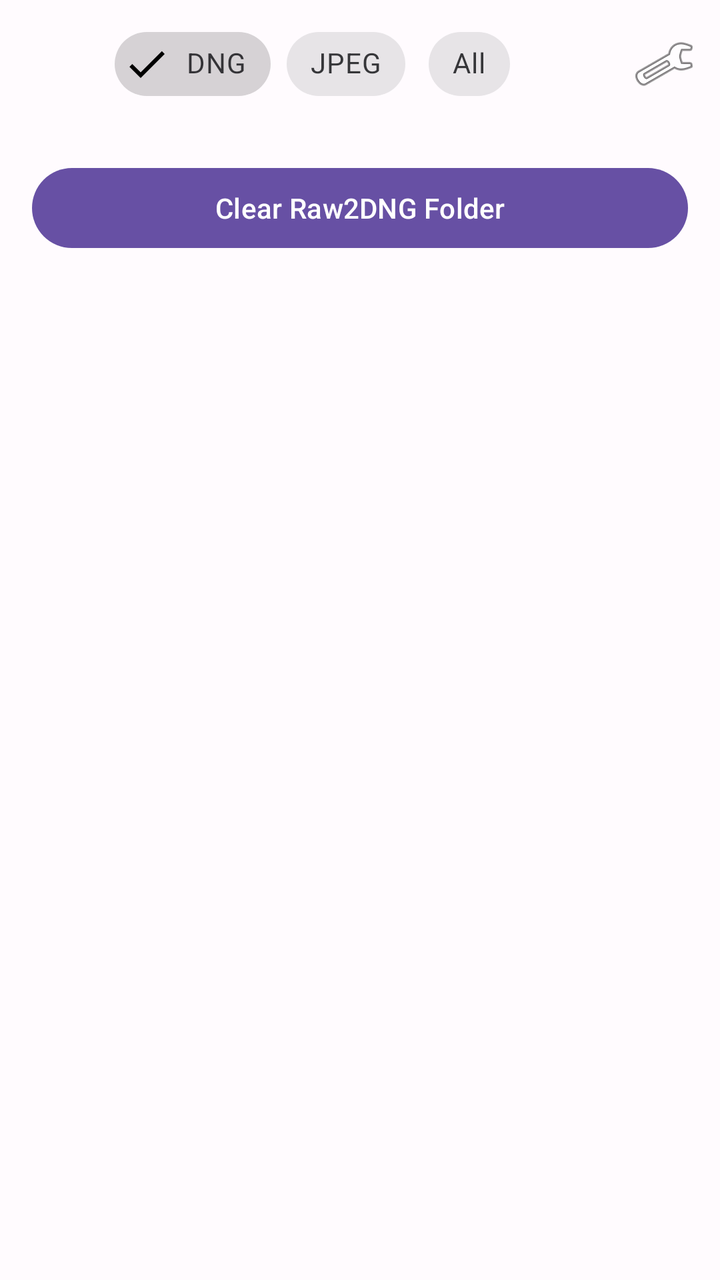
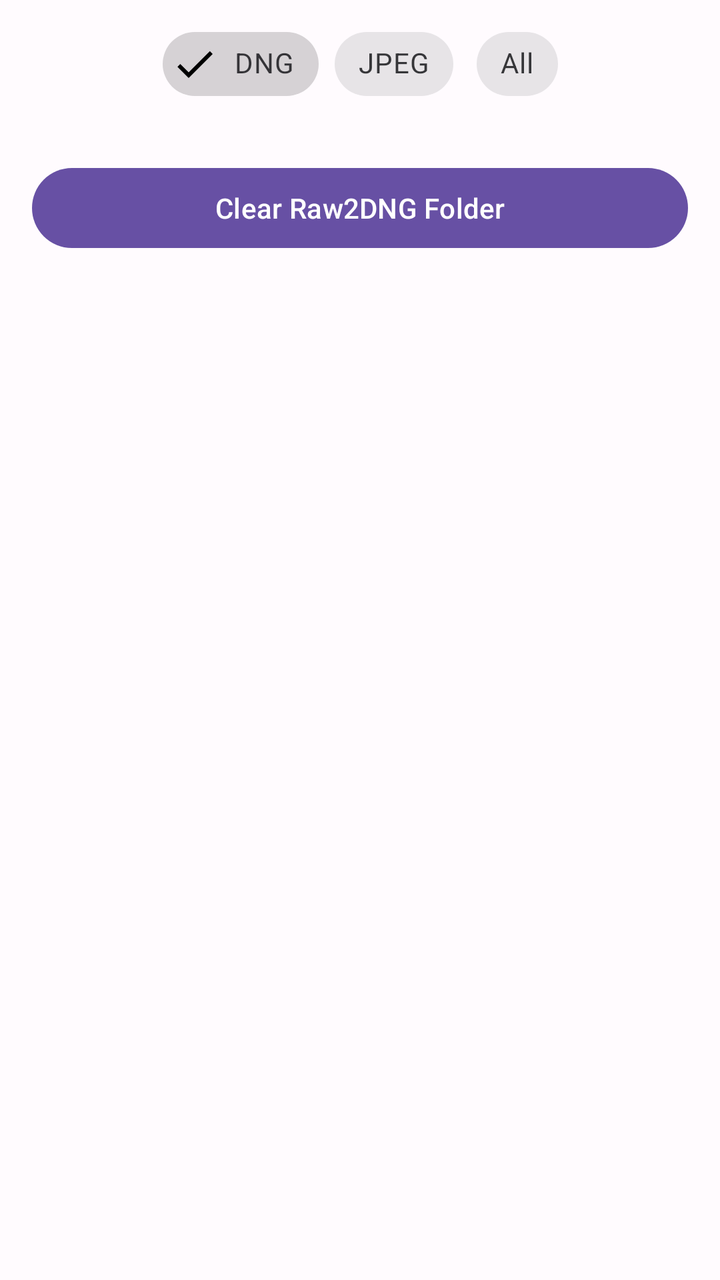

Screens rendered from an Android XML layout before and after an edit, with the pre-edit source and the edit as a unified diff.
<!-- AndroidManifest.xml: application theme Theme.Raw2DNG -->
<!-- res/layout/fragment_gallery.xml -->
<?xml version="1.0" encoding="utf-8"?>
<androidx.constraintlayout.widget.ConstraintLayout xmlns:android="http://schemas.android.com/apk/res/android"
    xmlns:app="http://schemas.android.com/apk/res-auto"
    android:layout_width="match_parent"
    android:layout_height="match_parent">

    
    <LinearLayout
        android:id="@+id/headerRow"
        android:layout_width="0dp"
        android:layout_height="wrap_content"
        android:orientation="horizontal"
        android:gravity="center_vertical"
        android:paddingStart="8dp"
        android:paddingEnd="4dp"
        android:paddingTop="8dp"
        android:paddingBottom="8dp"
        app:layout_constraintEnd_toEndOf="parent"
        app:layout_constraintStart_toStartOf="parent"
        app:layout_constraintTop_toTopOf="parent">

        <LinearLayout
            android:id="@+id/galleryFilterChips"
            android:layout_width="0dp"
            android:layout_height="wrap_content"
            android:layout_weight="1"
            android:orientation="horizontal"
            android:gravity="center">

            <com.google.android.material.chip.Chip
                android:id="@+id/chipGalleryDng"
                android:layout_width="wrap_content"
                android:layout_height="wrap_content"
                android:layout_marginEnd="8dp"
                android:text="@string/dng_files"
                android:checked="true"
                style="@style/Widget.MaterialComponents.Chip.Filter" />

            <com.google.android.material.chip.Chip
                android:id="@+id/chipGalleryJpeg"
                android:layout_width="wrap_content"
                android:layout_height="wrap_content"
                android:layout_marginEnd="8dp"
                android:text="@string/jpeg_files"
                style="@style/Widget.MaterialComponents.Chip.Filter" />

            <com.google.android.material.chip.Chip
                android:id="@+id/chipGalleryAll"
                android:layout_width="wrap_content"
                android:layout_height="wrap_content"
                android:text="@string/all_files"
                style="@style/Widget.MaterialComponents.Chip.Filter" />

        </LinearLayout>

        <ImageButton
            android:id="@+id/btnSettings"
            android:layout_width="48dp"
            android:layout_height="48dp"
            android:background="?attr/selectableItemBackgroundBorderless"
            android:contentDescription="@string/open_settings"
            android:src="@android:drawable/ic_menu_preferences"
            android:scaleType="centerInside"
            android:padding="8dp" />

    </LinearLayout>

    <Button
        android:id="@+id/clearFolderButton"
        android:layout_width="0dp"
        android:layout_height="wrap_content"
        android:text="@string/clear_folder"
        android:layout_margin="16dp"
        app:layout_constraintEnd_toEndOf="parent"
        app:layout_constraintStart_toStartOf="parent"
        app:layout_constraintTop_toBottomOf="@id/headerRow" />

    <TextView
        android:id="@+id/fileCountText"
        android:layout_width="0dp"
        android:layout_height="wrap_content"
        android:textAlignment="center"
        android:layout_marginTop="8dp"
        app:layout_constraintEnd_toEndOf="parent"
        app:layout_constraintStart_toStartOf="parent"
        app:layout_constraintTop_toBottomOf="@+id/clearFolderButton" />

    <LinearLayout
        android:id="@+id/selectionButtonsContainer"
        android:layout_width="0dp"
        android:layout_height="wrap_content"
        android:layout_marginHorizontal="16dp"
        android:layout_marginTop="8dp"
        android:orientation="vertical"
        android:visibility="gone"
        app:layout_constraintEnd_toEndOf="parent"
        app:layout_constraintStart_toStartOf="parent"
        app:layout_constraintTop_toBottomOf="@+id/fileCountText">

        <TextView
            android:id="@+id/selectionSummary"
            android:layout_width="match_parent"
            android:layout_height="wrap_content"
            android:textAlignment="center"
            android:textSize="12sp"
            android:textColor="#666666"
            android:layout_marginBottom="4dp" />

        <LinearLayout
            android:layout_width="match_parent"
            android:layout_height="wrap_content"
            android:orientation="horizontal">

            <Button
                android:id="@+id/previewSelectedButton"
                android:layout_width="0dp"
                android:layout_height="wrap_content"
                android:layout_weight="1"
                android:layout_marginEnd="4dp"
                android:text="@string/preview"
                style="@style/Widget.MaterialComponents.Button" />

            <Button
                android:id="@+id/regenerateSelectedButton"
                android:layout_width="0dp"
                android:layout_height="wrap_content"
                android:layout_weight="1"
                android:layout_marginEnd="4dp"
                android:text="@string/regenerate"
                style="@style/Widget.MaterialComponents.Button" />

            <Button
                android:id="@+id/openSelectedButton"
                android:layout_width="0dp"
                android:layout_height="wrap_content"
                android:layout_weight="1"
                android:layout_marginEnd="4dp"
                android:text="@string/open"
                style="@style/Widget.MaterialComponents.Button" />

            <Button
                android:id="@+id/deleteSelectedButton"
                android:layout_width="0dp"
                android:layout_height="wrap_content"
                android:layout_weight="1"
                android:text="@string/delete"
                style="@style/Widget.MaterialComponents.Button" />

        </LinearLayout>

    </LinearLayout>

    <TextView
        android:id="@+id/emptyText"
        android:layout_width="wrap_content"
        android:layout_height="wrap_content"
        android:text="@string/gallery_empty"
        android:textSize="16sp"
        android:textColor="#888888"
        android:visibility="gone"
        app:layout_constraintBottom_toBottomOf="parent"
        app:layout_constraintEnd_toEndOf="parent"
        app:layout_constraintStart_toStartOf="parent"
        app:layout_constraintTop_toBottomOf="@+id/selectionButtonsContainer" />

    <androidx.recyclerview.widget.RecyclerView
        android:id="@+id/recyclerView"
        android:layout_width="0dp"
        android:layout_height="0dp"
        android:layout_marginTop="8dp"
        android:padding="8dp"
        android:clipToPadding="false"
        app:layout_constraintBottom_toBottomOf="parent"
        app:layout_constraintEnd_toEndOf="parent"
        app:layout_constraintStart_toStartOf="parent"
        app:layout_constraintTop_toBottomOf="@+id/selectionButtonsContainer" />

</androidx.constraintlayout.widget.ConstraintLayout>
<!-- resources referenced by this layout -->
<resources>
  <string name="all_files">All</string>
  <string name="clear_folder">Clear Raw2DNG Folder</string>
  <string name="delete">Delete</string>
  <string name="dng_files">DNG</string>
  <string name="gallery_empty">No converted images yet</string>
  <string name="jpeg_files">JPEG</string>
  <string name="open">Open</string>
  <string name="open_settings">Open settings</string>
  <string name="preview">Preview</string>
  <string name="regenerate">Regen</string>
  <style name="Theme.Raw2DNG" parent="Theme.Material3.DayNight.NoActionBar">
          
          <item name="colorPrimary">@color/md_theme_primary</item>
          <item name="colorOnPrimary">@color/md_theme_onPrimary</item>
          <item name="colorPrimaryContainer">@color/md_theme_primaryContainer</item>
          <item name="colorOnPrimaryContainer">@color/md_theme_onPrimaryContainer</item>
          
          <item name="colorSecondary">@color/md_theme_secondary</item>
          <item name="colorOnSecondary">@color/md_theme_onSecondary</item>
          <item name="colorSecondaryContainer">@color/md_theme_secondaryContainer</item>
          <item name="colorOnSecondaryContainer">@color/md_theme_onSecondaryContainer</item>
          
          <item name="colorTertiary">@color/md_theme_tertiary</item>
          <item name="colorOnTertiary">@color/md_theme_onTertiary</item>
          
          <item name="android:colorBackground">@color/md_theme_background</item>
          <item name="colorOnBackground">@color/md_theme_onBackground</item>
          <item name="colorSurface">@color/md_theme_surface</item>
          <item name="colorOnSurface">@color/md_theme_onSurface</item>
          <item name="colorSurfaceVariant">@color/md_theme_surfaceVariant</item>
          <item name="colorOnSurfaceVariant">@color/md_theme_onSurfaceVariant</item>
          
          <item name="android:statusBarColor">@android:color/transparent</item>
          <item name="android:navigationBarColor">@android:color/transparent</item>
      </style>
  <color name="md_theme_primary">#6750A4</color>
  <color name="md_theme_onPrimary">#FFFFFF</color>
  <color name="md_theme_primaryContainer">#EADDFF</color>
  <color name="md_theme_onPrimaryContainer">#21005E</color>
  <color name="md_theme_secondary">#625B71</color>
  <color name="md_theme_onSecondary">#FFFFFF</color>
  <color name="md_theme_secondaryContainer">#E8DEF8</color>
  <color name="md_theme_onSecondaryContainer">#1E192B</color>
  <color name="md_theme_tertiary">#7D5260</color>
  <color name="md_theme_onTertiary">#FFFFFF</color>
  <color name="md_theme_background">#FFFBFE</color>
  <color name="md_theme_onBackground">#1C1B1F</color>
  <color name="md_theme_surface">#FFFBFE</color>
  <color name="md_theme_onSurface">#1C1B1F</color>
  <color name="md_theme_surfaceVariant">#E7E0EC</color>
  <color name="md_theme_onSurfaceVariant">#49454E</color>
</resources>

<!-- the commit's change to res/layout/fragment_gallery.xml (unified diff, before → after) -->
@@ -52,16 +52,6 @@
                 style="@style/Widget.MaterialComponents.Chip.Filter" />
 
         </LinearLayout>
-
-        <ImageButton
-            android:id="@+id/btnSettings"
-            android:layout_width="48dp"
-            android:layout_height="48dp"
-            android:background="?attr/selectableItemBackgroundBorderless"
-            android:contentDescription="@string/open_settings"
-            android:src="@android:drawable/ic_menu_preferences"
-            android:scaleType="centerInside"
-            android:padding="8dp" />
 
     </LinearLayout>
 
<!-- resource entries referenced after the edit -->
@@ -7,7 +7,6 @@
   <string name="gallery_empty">No converted images yet</string>
   <string name="jpeg_files">JPEG</string>
   <string name="open">Open</string>
-  <string name="open_settings">Open settings</string>
   <string name="preview">Preview</string>
   <string name="regenerate">Regen</string>
   <style name="Theme.Raw2DNG" parent="Theme.Material3.DayNight.NoActionBar">
